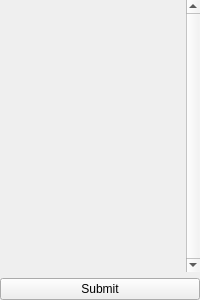
Old version of the form identifychemicals.ui in the repository University-of-Utah-CS3505/a9-edu-app-DDDragonz.
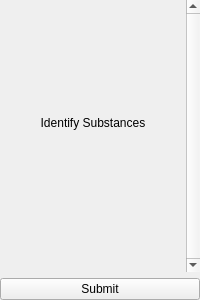
New version of the form.

Patch:
```diff
--- a/identifychemicals.ui
+++ b/identifychemicals.ui
@@ -60,7 +60,24 @@
       </property>
       <layout class="QHBoxLayout" name="horizontalLayout">
        <item>
-        <layout class="QVBoxLayout" name="layout"/>
+        <layout class="QVBoxLayout" name="layout">
+         <item>
+          <widget class="QLabel" name="label">
+           <property name="maximumSize">
+            <size>
+             <width>16777215</width>
+             <height>40</height>
+            </size>
+           </property>
+           <property name="text">
+            <string>Identify Substances</string>
+           </property>
+           <property name="alignment">
+            <set>Qt::AlignHCenter|Qt::AlignTop</set>
+           </property>
+          </widget>
+         </item>
+        </layout>
        </item>
       </layout>
      </widget>
```
